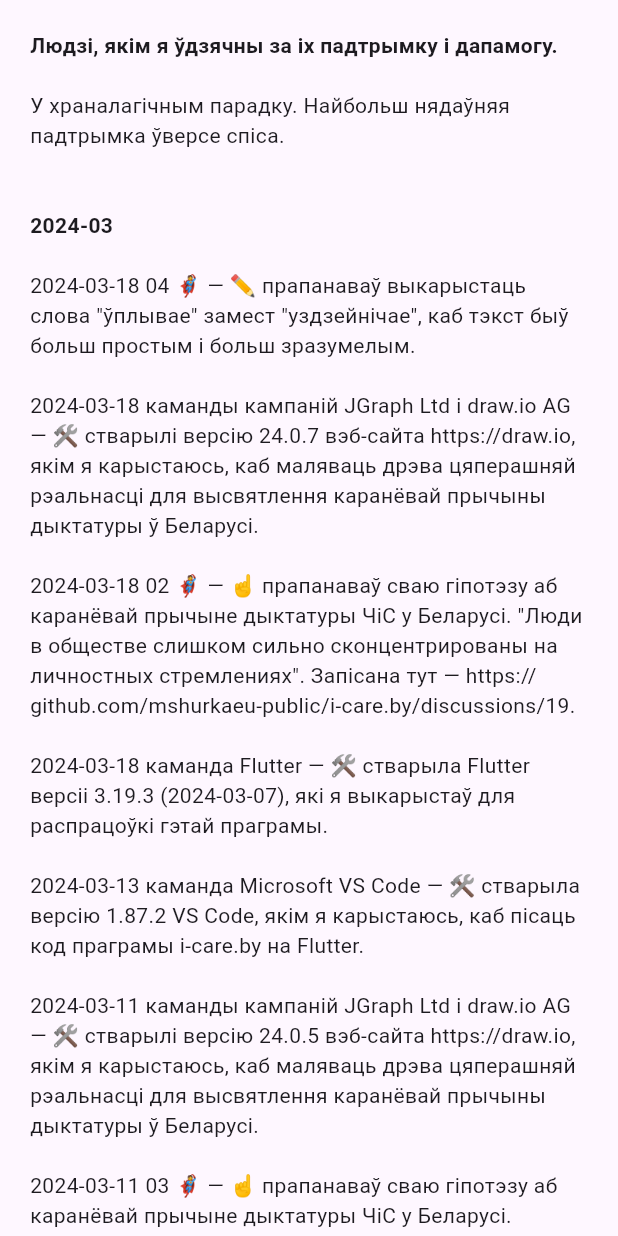
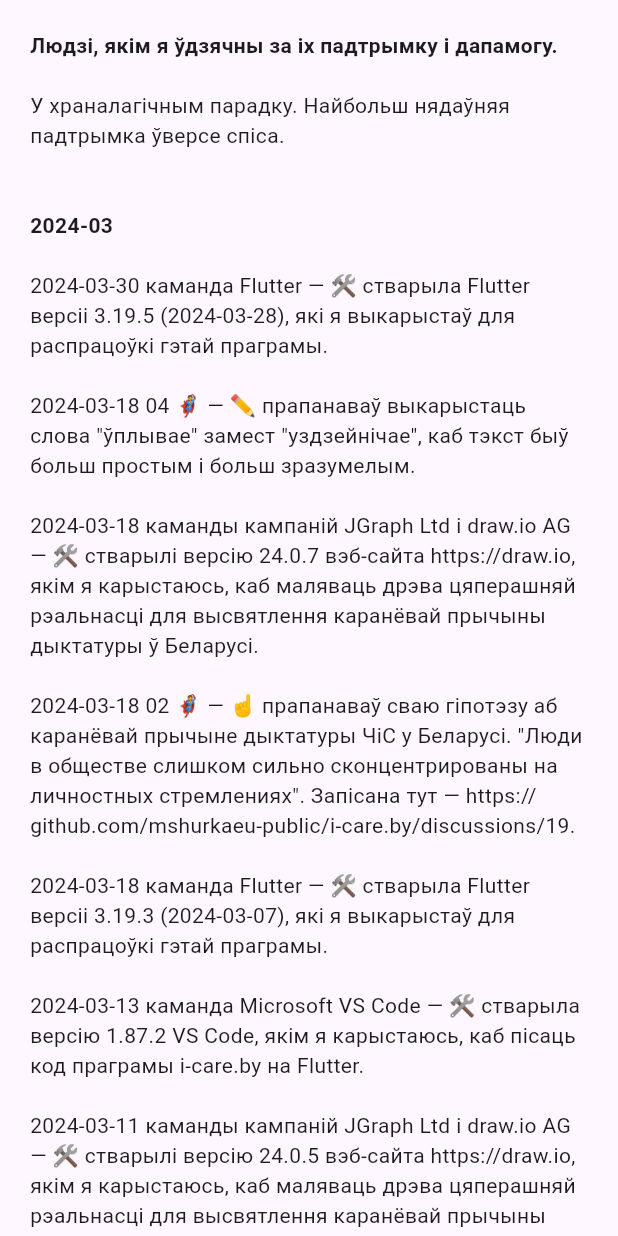
Before and after one commit to mshurkaeu-public/i-care.by, a Flutter app: the MyGratitude widget shown alone on an empty page, opened directly, on a phone screen of 412 x 824 dp. Run offline on Flutter 3.47's test engine with Material 3 defaults, Android fonts, the phone set to English and light mode, and no system bars; our stand-ins replace carousel_slider, expandable_text, google_fonts, package_info_plus, photo_view; missing offline and left inert: dart:html, multi_split_view; generated files the repository leaves out were written again.

Commit message:
Record my gratitude to Flutter team
for Flutter version 3.19.5 creation.

```diff
--- a/i-care.by-app/lib/l10n/app_be.arb
+++ b/i-care.by-app/lib/l10n/app_be.arb
@@ -673,6 +673,10 @@
   "@aboutMyGratitude_2024_03_18_04": {
     "description": "Text for 2024-03-18 04 🦸 on the \"my gratitude\" tab on the \"About\" page."
   },
+  "aboutMyGratitude_2024_03_30_01": "\n2024-03-30 каманда Flutter — 🛠️ стварыла Flutter версіі 3.19.5 (2024-03-28), які я выкарыстаў для распрацоўкі гэтай праграмы.\n",
+  "@aboutMyGratitude_2024_03_30_01": {
+    "description": "Text for 2024-03-30 Flutter team on the \"my gratitude\" tab on the \"About\" page."
+  },
   "aboutMyGratitude_2024_03_title": "\n\n2024-03\n",
   "@aboutMyGratitude_2024_03_title": {
     "description": "Title for 2024-03 list/text on the \"my gratitude\" tab on the \"About\" page."
--- a/i-care.by-app/lib/my_gratitude.dart
+++ b/i-care.by-app/lib/my_gratitude.dart
@@ -26,6 +26,9 @@
               TextSpan(
                 text: l10n.aboutMyGratitude_2024_03_title,
                 style: titleStyle,
+              ),
+              TextSpan(
+                text: l10n.aboutMyGratitude_2024_03_30_01,
               ),
               TextSpan(
                 text: l10n.aboutMyGratitude_2024_03_18_04,
```
